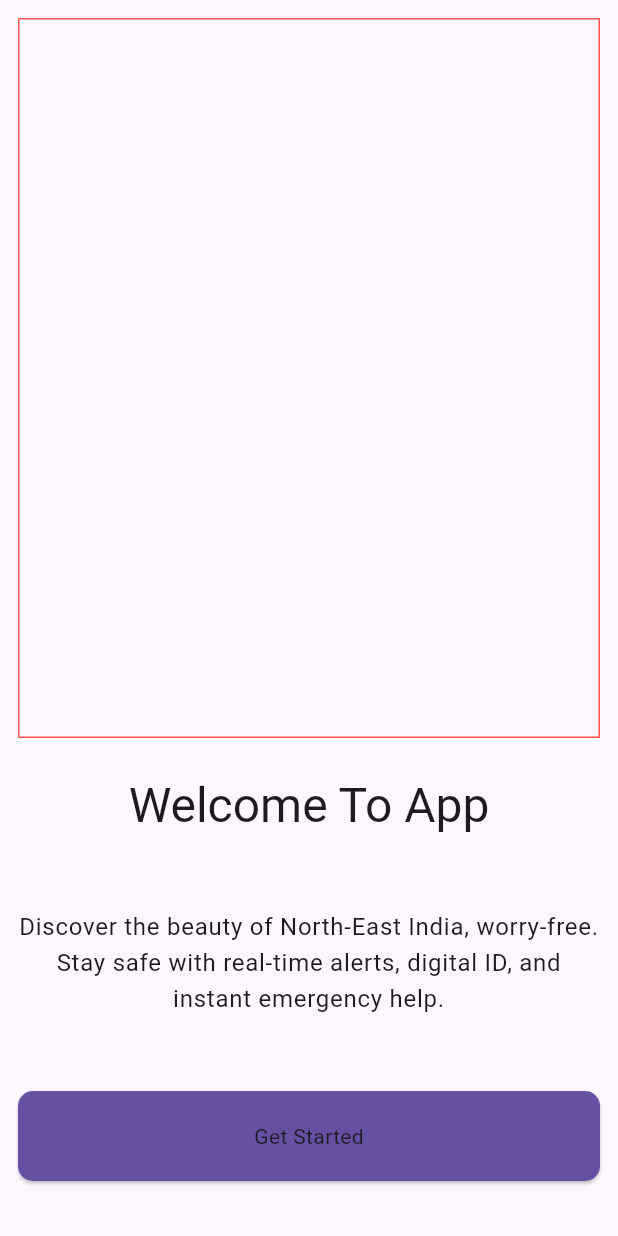
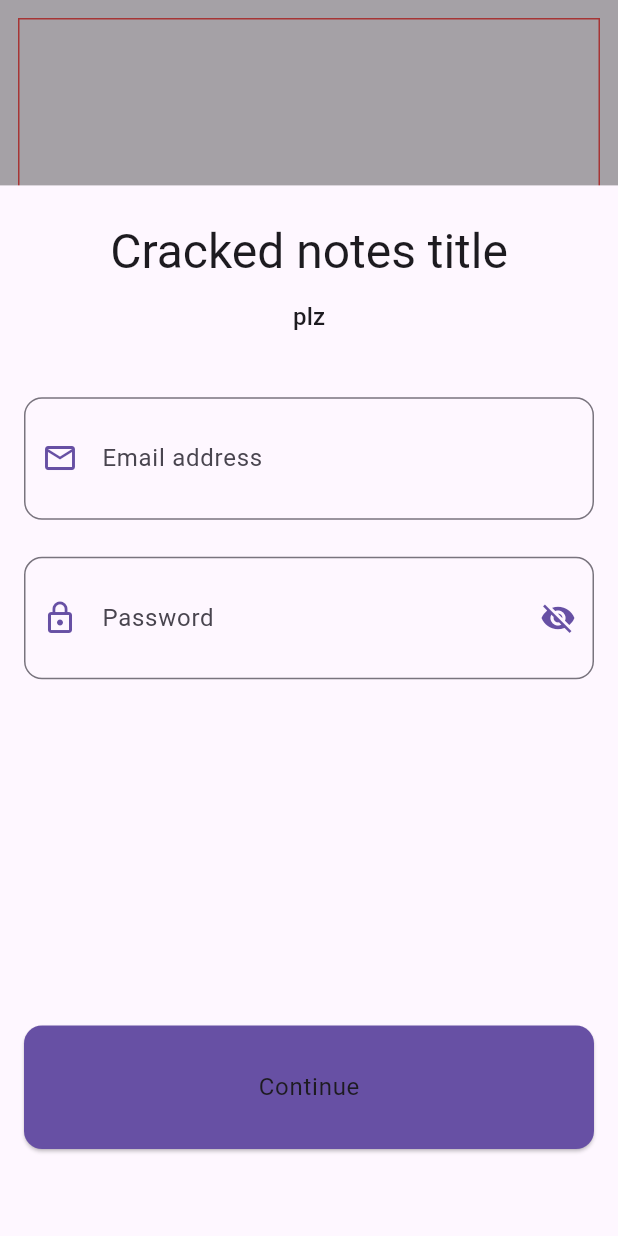
Before and after one commit to coder2505/cracked_notes, a Flutter app: the screen it shows after launch, after a tap on "Get Started", on a phone screen of 412 x 824 dp. Run offline on Flutter 3.47's test engine with Material 3 defaults, Android fonts, the phone set to English and light mode, and no system bars; our stand-ins replace flutter_riverpod, modal_bottom_sheet.

Commit message:
added signup screen basic

```diff
--- a/lib/main.dart
+++ b/lib/main.dart
@@ -1,8 +1,9 @@
 import 'package:cracked_notes/views/screens/welcome_screen.dart';
 import 'package:flutter/material.dart';
+import 'package:flutter_riverpod/flutter_riverpod.dart';
 
 void main() {
-  runApp(const MyApp());
+  runApp(ProviderScope(child: MyApp()));
 }
 
 class MyApp extends StatelessWidget {
--- /dev/null
+++ b/lib/viewmodel/clicknav.dart
@@ -0,0 +1,8 @@
+import 'package:cracked_notes/views/screens/signup_screen.dart';
+import 'package:flutter/cupertino.dart';
+
+class ClickNav {
+  static void clickGetStarted(BuildContext context) {
+    SignupScreen.openBottomSheet(context);
+  }
+}
--- /dev/null
+++ b/lib/viewmodel/ui_stateproviders.dart
@@ -0,0 +1,3 @@
+import 'package:flutter_riverpod/legacy.dart';
+
+final passwordVisibilityProvider = StateProvider<bool>((ref) => true);
--- /dev/null
+++ b/lib/views/screens/signup_screen.dart
@@ -0,0 +1,78 @@
+import 'package:flutter/material.dart';
+import 'package:flutter_riverpod/flutter_riverpod.dart';
+import 'package:modal_bottom_sheet/modal_bottom_sheet.dart';
+
+import '../widgets/signup_auth_screen_widgets.dart';
+
+class SignupScreen extends ConsumerStatefulWidget {
+
+
+  final double height;
+  const SignupScreen(this.height, {super.key});
+
+
+  static void openBottomSheet(BuildContext context) {
+    showMaterialModalBottomSheet(context: context, builder: (context) {
+      return SignupScreen(MediaQuery.of(context).size.height);
+    });
+  }
+
+  @override
+  ConsumerState<SignupScreen> createState() => _SignupScreenState();
+}
+
+class _SignupScreenState extends ConsumerState<SignupScreen> {
+  late final TextEditingController emailController;
+  late final TextEditingController passwordController;
+
+  @override
+  void initState() {
+    super.initState();
+    emailController = TextEditingController();
+    passwordController = TextEditingController();
+  }
+
+  @override
+  void dispose() {
+    emailController.dispose();
+    passwordController.dispose();
+    super.dispose();
+  }
+
+
+
+  @override
+  Widget build(BuildContext context) {
+
+    double height = MediaQuery.of(context).size.height;
+
+    return SafeArea(
+      child: SizedBox(
+        height: height*0.85,
+        child: SingleChildScrollView(
+          child: Padding(
+            padding: EdgeInsets.only(
+              left: 16,
+              right: 16,
+              top: 24,
+              bottom: MediaQuery.of(context).viewInsets.bottom + 16,
+            ),
+            child: Column(
+              mainAxisSize: MainAxisSize.min,
+              children: [
+                ...SignupAuthScreenWidgets.topTextHolders(widget.height, context),
+                ...SignupAuthScreenWidgets.bottomInputFields(
+                    widget.height,
+                    context,
+                    emailController,
+                    passwordController,
+                    ref
+                ),
+              ],
+            ),
+          ),
+        ),
+      ),
+    );
+  }
+}
--- /dev/null
+++ b/lib/views/widgets/signup_auth_screen_widgets.dart
@@ -0,0 +1,95 @@
+import 'package:cracked_notes/core/extensions/extensions.dart';
+import 'package:flutter/material.dart';
+import 'package:flutter_riverpod/flutter_riverpod.dart';
+
+import '../../viewmodel/ui_stateproviders.dart';
+
+class SignupAuthScreenWidgets {
+  static List<Widget> topTextHolders(double height, BuildContext context) {
+    return [
+      Text(
+        "Cracked notes title",
+        textAlign: TextAlign.center,
+        style: context.headlineLarge,
+      ),
+      const SizedBox(height: 12),
+      Text("plz", style: context.titleMedium),
+      SizedBox(height: height * 0.05),
+    ];
+  }
+
+  static List<Widget> bottomInputFields(
+    double height,
+    BuildContext context,
+    TextEditingController email,
+    TextEditingController password,
+    WidgetRef ref,
+  ) {
+    return [
+      // Email
+      TextField(
+        controller: email,
+        style: context.bodyLarge,
+        decoration: InputDecoration(
+          labelText: "Email address",
+          labelStyle: context.labelStyle,
+          prefixIcon: Icon(Icons.email_outlined, color: context.primary),
+          contentPadding: EdgeInsets.symmetric(
+            vertical: height * 0.035,
+            horizontal: 16,
+          ),
+          border: OutlineInputBorder(borderRadius: BorderRadius.circular(12)),
+        ),
+      ),
+      SizedBox(height: height * 0.03),
+
+      // Password
+      TextField(
+        controller: password,
+        style: context.bodyLarge,
+        obscureText: ref.watch(passwordVisibilityProvider),
+        decoration: InputDecoration(
+          labelText: "Password",
+          labelStyle: context.labelStyle,
+          prefixIcon: Icon(Icons.lock_outline, color: context.primary),
+          suffixIcon: IconButton(
+            icon: Icon(
+              ref.watch(passwordVisibilityProvider)
+                  ? Icons.visibility_off
+                  : Icons.visibility,
+              color: context.primary,
+            ),
+            onPressed: () {
+              ref.read(passwordVisibilityProvider.notifier).state = !(ref
+                  .read(passwordVisibilityProvider.notifier)
+                  .state);
+            },
+          ),
+          contentPadding: EdgeInsets.symmetric(
+            vertical: height * 0.035,
+            horizontal: 16,
+          ),
+          border: OutlineInputBorder(borderRadius: BorderRadius.circular(12)),
+        ),
+      ),
+      SizedBox(height: height * 0.03),
+
+      //Continue button
+      SizedBox(height: height * 0.25),
+      SizedBox(
+        width: double.infinity,
+        height: height * 0.1,
+        child: ElevatedButton(
+          style: ElevatedButton.styleFrom(
+            backgroundColor: context.primary,
+            shape: RoundedRectangleBorder(
+              borderRadius: BorderRadius.circular(12),
+            ),
+          ),
+          onPressed: () {},
+          child: Text("Continue", style: context.bodyLarge),
+        ),
+      ),
+    ];
+  }
+}
--- a/lib/views/widgets/welcome_screen_widgets.dart
+++ b/lib/views/widgets/welcome_screen_widgets.dart
@@ -1,6 +1,6 @@
 import 'package:cracked_notes/core/extensions/extensions.dart';
+import 'package:cracked_notes/viewmodel/clicknav.dart';
 import 'package:flutter/material.dart';
-
 
 class WelcomeScreenWidgets {
   static Widget upperContainerLottieFile(double height) {
@@ -16,14 +16,20 @@ class WelcomeScreenWidgets {
     return Column(
       mainAxisAlignment: MainAxisAlignment.spaceAround,
       children: [
-        Text("Welcome To App", style: context.headlineLarge),
         Text(
-          "Discover the beauty of North-East India, worry-free.\nStay safe with real-time alerts, digital ID, and instant emergency help.",
+          "Welcome To Cracked Notes",
+          style: context.headlineLarge,
+          textAlign: TextAlign.center,
+        ),
+        Text(
+          "Dummy Welcome Screen",
           textAlign: TextAlign.center,
           style: context.bodyLarge,
         ),
         ElevatedButton(
-          onPressed: () {},
+          onPressed: () {
+            ClickNav.clickGetStarted(context);
+          },
           style: ElevatedButton.styleFrom(
             backgroundColor: context.primary,
             minimumSize: Size(width * 0.8, 60),
--- a/pubspec.yaml
+++ b/pubspec.yaml
@@ -34,6 +34,8 @@ dependencies:
   # The following adds the Cupertino Icons font to your application.
   # Use with the CupertinoIcons class for iOS style icons.
   cupertino_icons: ^1.0.8
+  flutter_riverpod: ^3.0.0
+  modal_bottom_sheet: ^3.0.0
 
 dev_dependencies:
   flutter_test:
```
Also changed, not shown: pubspec.lock.
